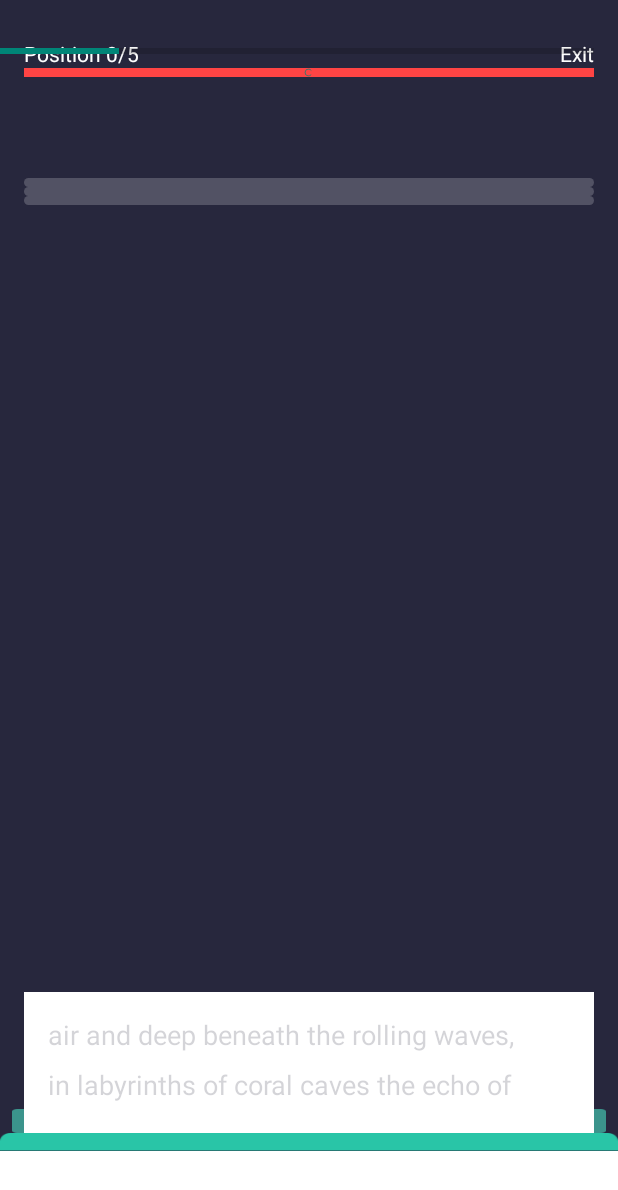
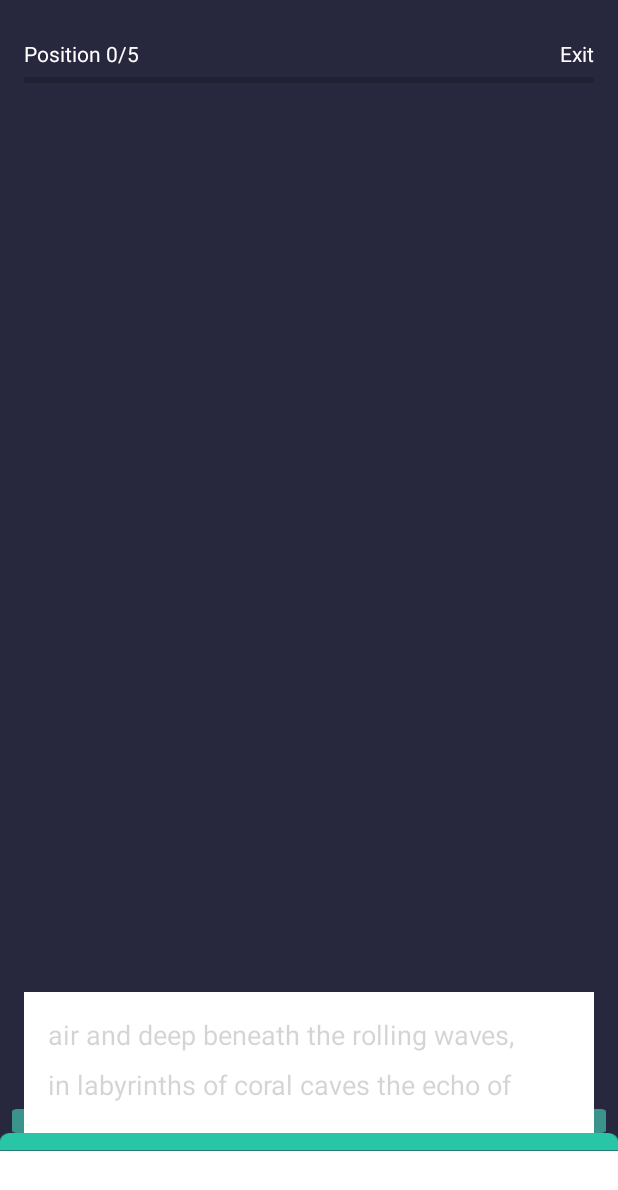
Before and after one commit to ankitjainb27/Fruit, an Android app: the layout game.xml on its own in the app's theme, with its tools: preview values and no code run, on a phone screen of 412 x 824 dp. Shown: the top 1190 px of the screen. Run offline under Robolectric (Android 15) with nearby library versions, the phone set to English and light mode, and no system bars.

Commit message:
another repo

```diff
--- a/app/src/main/res/layout/game.xml
+++ b/app/src/main/res/layout/game.xml
@@ -26,19 +26,51 @@
         android:text="Exit"
         android:textColor="@android:color/white" />
 
-    <ProgressBar
-        android:id="@+id/progressBar"
-        style="?android:attr/progressBarStyleLarge"
+    <LinearLayout
+        android:id="@+id/ll"
         android:layout_width="match_parent"
-        android:layout_height="6dp"
+        android:layout_height="wrap_content"
         android:layout_below="@id/position"
         android:layout_marginLeft="16dp"
         android:layout_marginRight="16dp"
-        android:layout_toEndOf="@+id/profile"
-        android:layout_toRightOf="@+id/profile"
-        android:background="@android:color/holo_red_light"
-        android:indeterminate="false"
-        android:progress="40" />
+        android:orientation="vertical">
+
+        <ProgressBar
+            android:id="@+id/progressBar1"
+            style="?android:attr/progressBarStyleHorizontal"
+            android:layout_width="match_parent"
+            android:layout_height="wrap_content"
+            android:visibility="visible" />
+
+
+        <ProgressBar
+            android:id="@+id/progressBar2"
+            style="?android:attr/progressBarStyleHorizontal"
+            android:layout_width="match_parent"
+            android:layout_height="wrap_content"
+            android:visibility="gone" />
+
+        <ProgressBar
+            android:id="@+id/progressBar3"
+            style="?android:attr/progressBarStyleHorizontal"
+            android:layout_width="match_parent"
+            android:layout_height="wrap_content"
+            android:visibility="gone" />
+
+        <ProgressBar
+            android:id="@+id/progressBar4"
+            style="?android:attr/progressBarStyleHorizontal"
+            android:layout_width="match_parent"
+            android:layout_height="wrap_content"
+            android:visibility="gone" />
+
+        <ProgressBar
+            android:id="@+id/progressBar5"
+            style="?android:attr/progressBarStyleHorizontal"
+            android:layout_width="match_parent"
+            android:layout_height="wrap_content"
+            android:visibility="gone" />
+    </LinearLayout>
 
     <ImageView
         android:id="@+id/image_view"
@@ -48,7 +80,8 @@
         android:layout_marginLeft="16dp"
         android:layout_marginRight="16dp"
         android:layout_marginTop="73dp"
-        android:background="@drawable/light_blue" />
+        android:background="@drawable/light_blue"
+        android:visibility="gone" />
 
     <ImageView
         android:id="@+id/image_view1"
@@ -58,7 +91,8 @@
         android:layout_marginLeft="16dp"
         android:layout_marginRight="16dp"
         android:layout_marginTop="73dp"
-        android:background="@drawable/yellow" />
+        android:background="@drawable/yellow"
+        android:visibility="gone" />
 
     <ImageView
 
@@ -67,7 +101,8 @@
         android:layout_below="@+id/image_view1"
         android:layout_marginLeft="16dp"
         android:layout_marginRight="16dp"
-        android:background="@drawable/light_blue" />
+        android:background="@drawable/light_blue"
+        android:visibility="gone" />
 
     <ImageView
         android:id="@+id/image_view2"
@@ -76,7 +111,8 @@
         android:layout_below="@+id/image_view1"
         android:layout_marginLeft="16dp"
         android:layout_marginRight="16dp"
-        android:background="@drawable/green" />
+        android:background="@drawable/green"
+        android:visibility="gone" />
 
     <ImageView
 
@@ -86,7 +122,8 @@
         android:layout_below="@+id/image_view2"
         android:layout_marginLeft="16dp"
         android:layout_marginRight="16dp"
-        android:background="@drawable/light_blue" />
+        android:background="@drawable/light_blue"
+        android:visibility="gone" />
 
     <ImageView
         android:id="@+id/image_view3"
@@ -95,7 +132,8 @@
         android:layout_below="@+id/image_view2"
         android:layout_marginLeft="16dp"
         android:layout_marginRight="16dp"
-        android:background="@drawable/pink" />
+        android:background="@drawable/pink"
+        android:visibility="gone" />
     <!--
 
             <ImageView
@@ -190,15 +228,5 @@
         android:layout_marginRight="16dp"
         android:background="@android:color/white" />
 
-    <ProgressBar
-        android:id="@+id/progressBar2"
-        style="?android:attr/progressBarStyleHorizontal"
-        android:layout_width="match_parent"
-        android:layout_height="wrap_content"
-        android:layout_alignEnd="@+id/progressBar"
-        android:progress="20"
-        android:layout_alignRight="@+id/progressBar"
-        android:layout_alignTop="@+id/position" />
-
 
 </RelativeLayout>
```
Also changed, not shown: app/src/main/java/com/housing/typeracer/GameFragment.java (+33 -25 lines).
